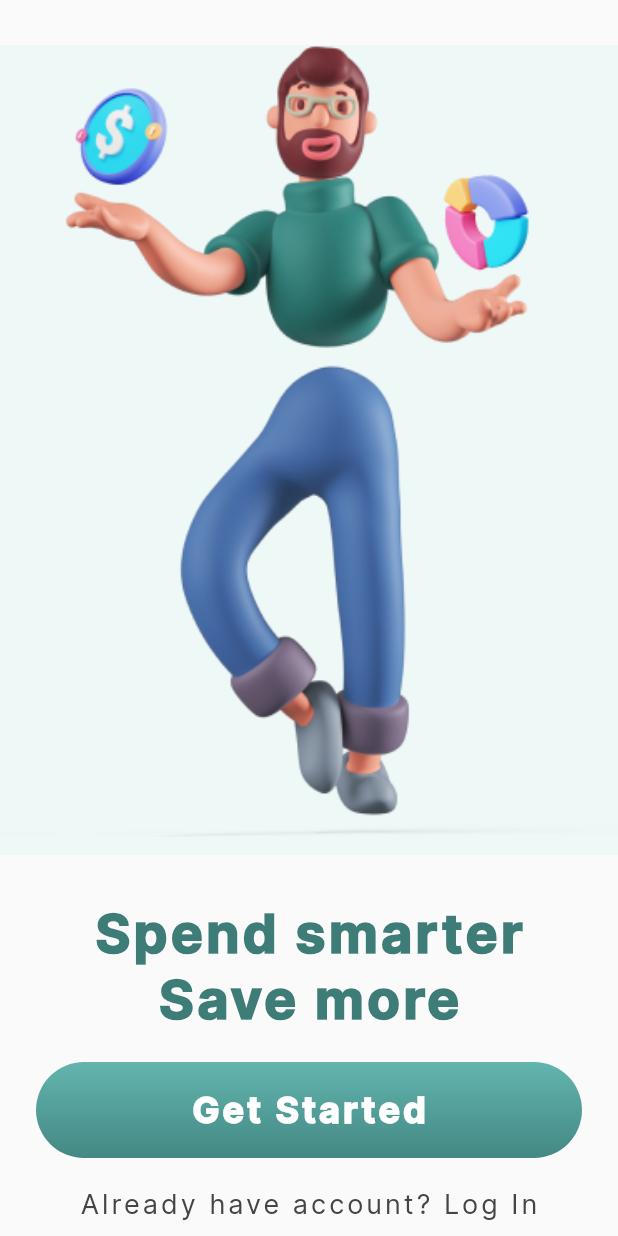
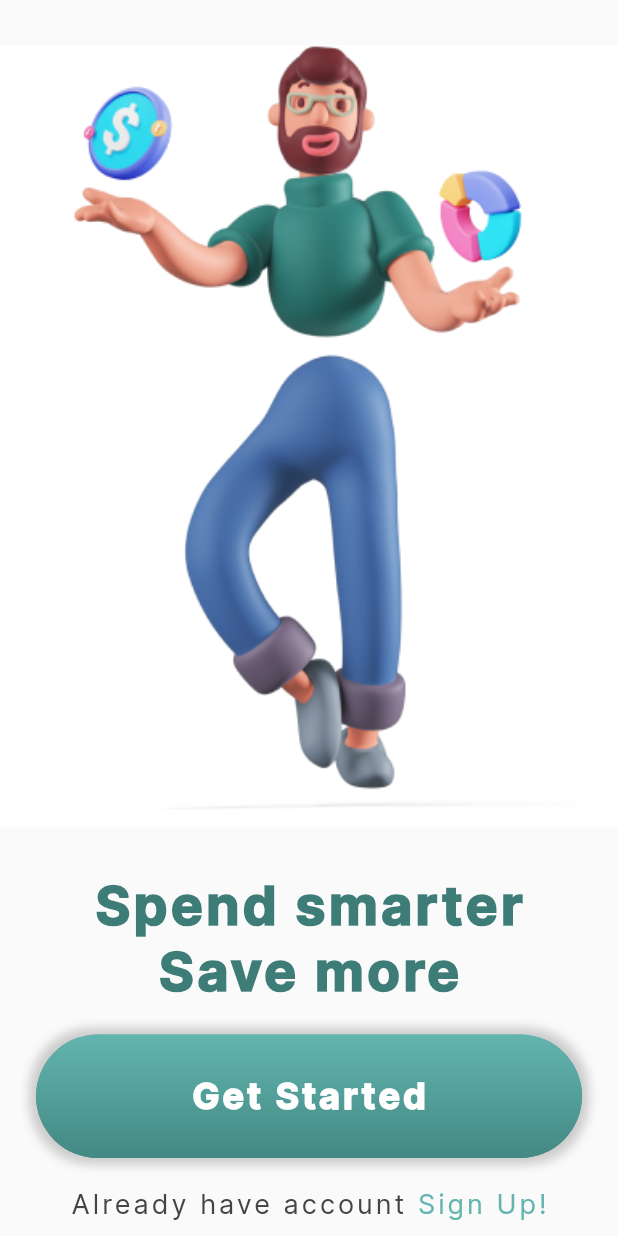
Before and after one commit to reinaldo-santosBa/financy_app, a Flutter app: the screen it shows after launch, on a phone screen of 412 x 824 dp. Run offline on Flutter 3.47's test engine with Material 2 defaults, Android fonts, the phone set to English and light mode, and no system bars.

Commit message:
feat: Screen onboarding fineshed

```diff
--- a/lib/app.dart
+++ b/lib/app.dart
@@ -8,6 +8,7 @@ class App extends StatelessWidget {
   @override
   Widget build(BuildContext context) {
     return const MaterialApp(
+      debugShowCheckedModeBanner: false,
       home: Scaffold(
         body: OnBoardingPage(),
       ),
--- a/lib/features/onboarding/onbarding_page.dart
+++ b/lib/features/onboarding/onbarding_page.dart
@@ -1,6 +1,6 @@
-import 'package:financy_app/utils/constants/app_colors.dart';
 import 'package:financy_app/utils/constants/app_text.dart';
-import 'package:financy_app/widgetsCustom/btnPrimary.dart';
+import 'package:financy_app/widgetsCustom/btn_primary.dart';
+import 'package:flutter/gestures.dart';
 import 'package:flutter/material.dart';
 
 class OnBoardingPage extends StatefulWidget {
@@ -23,7 +23,7 @@ class _OnBoardingPageState extends State<OnBoardingPage> {
             Expanded(
               flex: 2,
               child: Container(
-                color: const Color(0xFFEEF8F7),
+                color: const Color(0xFFFFFFFF),
                 child: Image.asset(
                   'assets/images/man.png',
                   fit: BoxFit.fitHeight,
@@ -58,9 +58,21 @@ class _OnBoardingPageState extends State<OnBoardingPage> {
             const SizedBox(
               height: 20,
             ),
-            const Text(
-              'Already have account? Log In',
-              style: AppTextStyles.smalTextOnboarding,
+            RichText(
+              text: TextSpan(
+                children: [
+                  const TextSpan(
+                    text: 'Already have account',
+                    style: AppTextStyles.smalTextOnboarding,
+                  ),
+                  TextSpan(
+                    text: ' Sign Up!',
+                    style: AppTextStyles.smalTextOnboardingColoreded,
+                    recognizer: TapGestureRecognizer()
+                      ..onTap = () => print('func'),
+                  ),
+                ],
+              ),
             ),
             const SizedBox(
               height: 10,
--- a/lib/utils/constants/app_text.dart
+++ b/lib/utils/constants/app_text.dart
@@ -35,4 +35,12 @@ class AppTextStyles {
     letterSpacing: 2,
     fontFamily: 'Inter',
   );
+
+  static const TextStyle smalTextOnboardingColoreded = TextStyle(
+    fontSize: 18,
+    color: AppColors.greenLightOne,
+    fontWeight: FontWeight.w400,
+    letterSpacing: 2,
+    fontFamily: 'Inter',
+  );
 }
--- a/lib/widgetsCustom/btnPrimary.dart
+++ /dev/null
@@ -1,44 +0,0 @@
-import 'package:financy_app/utils/constants/app_colors.dart';
-import 'package:financy_app/utils/constants/app_text.dart';
-import 'package:flutter/material.dart';
-
-class BtnPrimary extends StatelessWidget {
-  final VoidCallback? onPressed;
-  final String text;
-  const BtnPrimary({
-    super.key,
-    this.onPressed,
-    required this.text,
-  });
-
-  @override
-  Widget build(BuildContext context) {
-    return Material(
-      child: Ink(
-        child: InkWell(
-          onTap: onPressed,
-          child: Container(
-            alignment: Alignment.center,
-            height: 64.0,
-            decoration: BoxDecoration(
-              borderRadius: const BorderRadius.all(
-                Radius.circular(38.0),
-              ),
-              gradient: LinearGradient(
-                begin: Alignment.topCenter,
-                end: Alignment.bottomCenter,
-                colors: onPressed == null
-                    ? AppColors.splashBtnInvalid
-                    : AppColors.splashGradient,
-              ),
-            ),
-            child: Text(
-              text,
-              style: AppTextStyles.onboardingTextBtn,
-            ),
-          ),
-        ),
-      ),
-    );
-  }
-}
--- /dev/null
+++ b/lib/widgetsCustom/btn_primary.dart
@@ -0,0 +1,58 @@
+import 'package:flutter/material.dart';
+import 'package:financy_app/utils/constants/app_text.dart';
+
+import '../utils/constants/app_colors.dart';
+
+class BtnPrimary extends StatelessWidget {
+  final VoidCallback? onPressed;
+  final String text;
+  const BtnPrimary({
+    super.key,
+    this.onPressed,
+    required this.text,
+  });
+
+  @override
+  Widget build(BuildContext context) {
+    final heightBtn = MediaQuery.of(context).size.height;
+
+    final btnBorder = MediaQuery.of(context).size.height * .05;
+
+    final borderRadiusUsely = BorderRadius.all(Radius.circular(btnBorder));
+
+    final containerBoxDecoration = BoxDecoration(
+      borderRadius: borderRadiusUsely,
+      gradient: LinearGradient(
+        begin: Alignment.topCenter,
+        end: Alignment.bottomCenter,
+        colors: onPressed == null
+            ? AppColors.splashBtnInvalid
+            : AppColors.splashGradient,
+      ),
+      boxShadow: [
+        BoxShadow(
+          color: Colors.grey.withOpacity(0.3),
+          spreadRadius: 4,
+          blurRadius: 5,
+        ),
+      ],
+    );
+
+    return Ink(
+      decoration: containerBoxDecoration,
+      child: InkWell(
+        borderRadius: borderRadiusUsely,
+        onTap: onPressed,
+        child: Container(
+          alignment: Alignment.center,
+          height: heightBtn * .1,
+          decoration: containerBoxDecoration,
+          child: Text(
+            text,
+            style: AppTextStyles.onboardingTextBtn,
+          ),
+        ),
+      ),
+    );
+  }
+}
```
